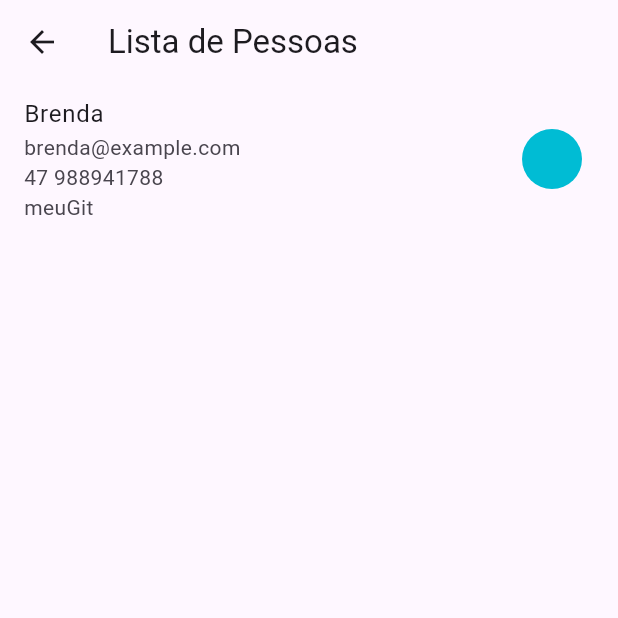
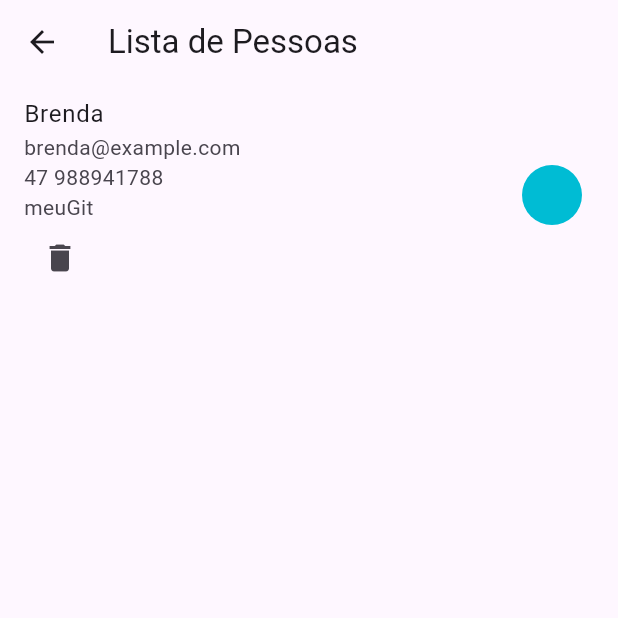
Before and after one commit to LarissaBeatrizCosta/academy, a Flutter app: the TelaListaDePessoas screen opened directly, on a phone screen of 412 x 824 dp, the top half of it. Run offline on Flutter 3.47's test engine with Material 3 defaults, Android fonts, the phone set to English and light mode, and no system bars.

Commit message:
crud (D) concluido

```diff
--- a/flutter/apf6_funcoes/lib/ap1.dart
+++ b/flutter/apf6_funcoes/lib/ap1.dart
@@ -144,12 +144,17 @@ class TelaListaDePessoas extends StatelessWidget {
                     Text(pessoa.email),
                     Text(pessoa.telefone),
                     Text(pessoa.github),
+                    IconButton(
+                      icon: Icon(Icons.delete),
+                      onPressed: () {
+                        estadoLista.excluir(pessoa);
+                      },
+                    ),
                   ],
                 ),
                 trailing: CircleAvatar(
                   backgroundColor: escolherCor(pessoa.tipoSanguineo),
                 ),
-                onTap: () => print("IMPLEMENTAR"),
               );
             },
           );
@@ -320,6 +325,7 @@ class TelaAdicionarPessoas extends StatelessWidget {
     }
   }
 
+
   void _limparCampos() {
     nomeController.clear();
     emailController.clear();
--- a/flutter/apf6_funcoes/pubspec.yaml
+++ b/flutter/apf6_funcoes/pubspec.yaml
@@ -30,6 +30,7 @@ environment:
 dependencies:
   flutter:
     sdk: flutter
+
 
 
   # The following adds the Cupertino Icons font to your application.
```
